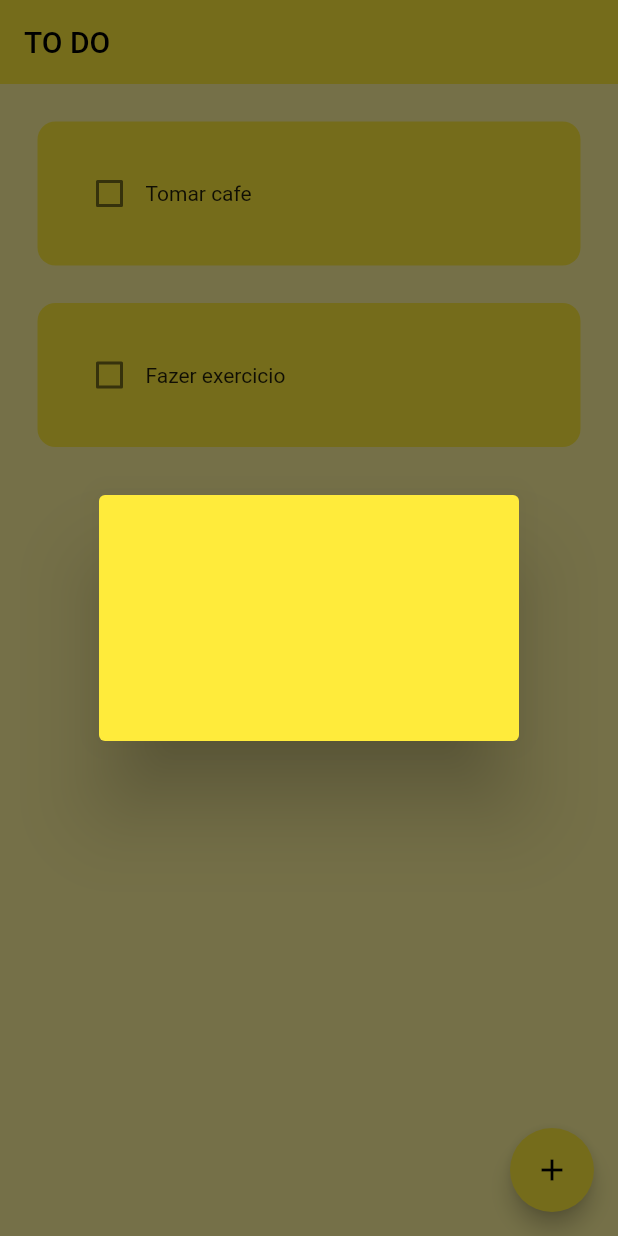
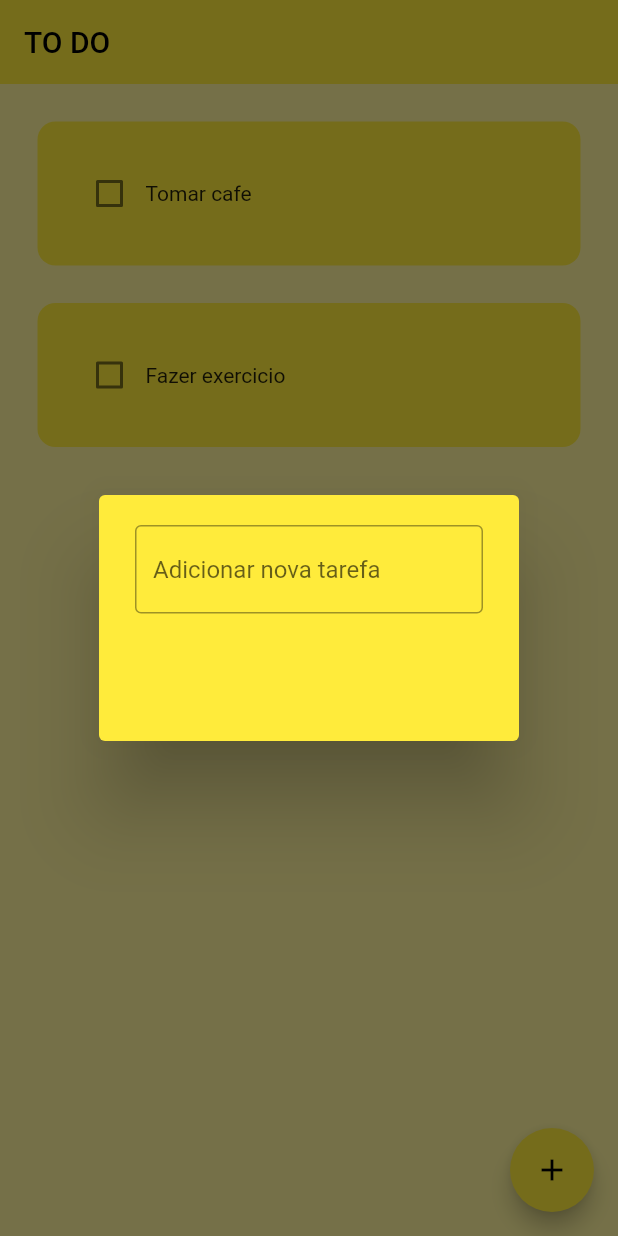
Before and after one commit to MarceloFigueira/todo_list, a Flutter app: the screen it shows after launch, after a tap on the "add" icon, on a phone screen of 412 x 824 dp. Run offline on Flutter 3.47's test engine with Material 2 defaults, Android fonts, the phone set to English and light mode, and no system bars.

Commit message:
update dialobBox

```diff
--- a/lib/utils/dialog_box.dart
+++ b/lib/utils/dialog_box.dart
@@ -7,8 +7,27 @@ class DialogBox extends StatelessWidget {
   Widget build(BuildContext context) {
     return AlertDialog(
       backgroundColor: Colors.yellow,
-      content: Container(
+      content: SizedBox(
         height: 120,
+        child: Column(
+          children: [
+            //get user input
+            const TextField(
+              decoration: InputDecoration(
+                  border: OutlineInputBorder(),
+                  hintText: "Adicionar nova tarefa"),
+            ),
+            Row(
+              children: const [
+                //save button
+
+                //cancel button
+              ],
+            ),
+
+            //buttons -> save + cancel
+          ],
+        ),
       ),
     );
   }
```
